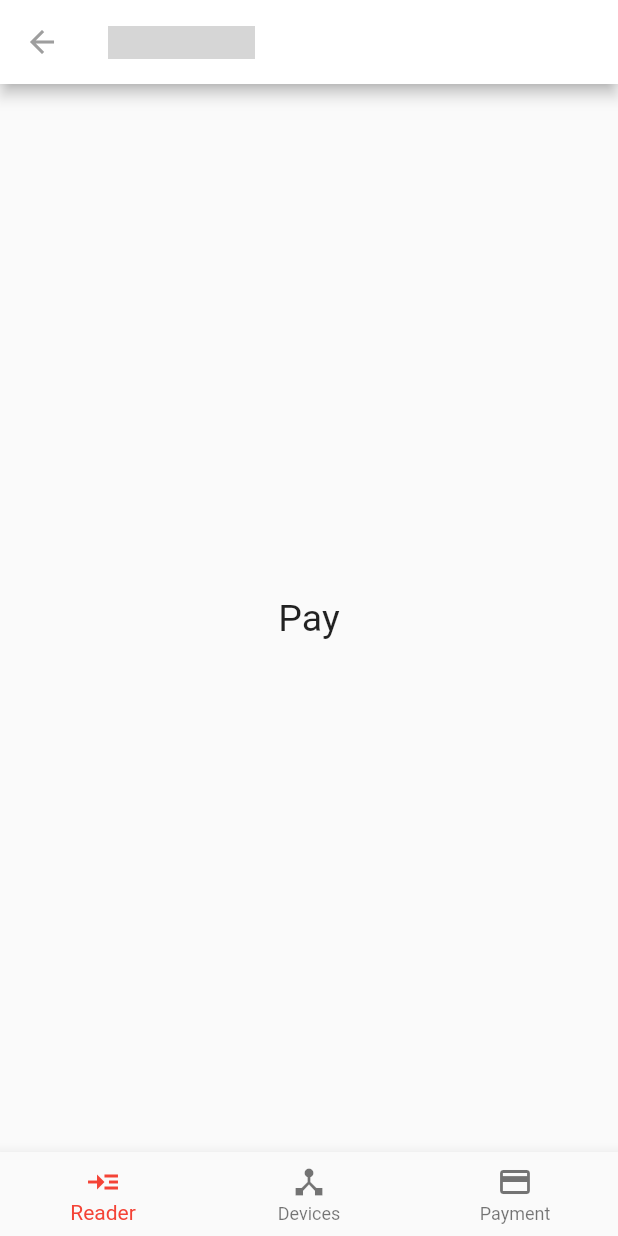
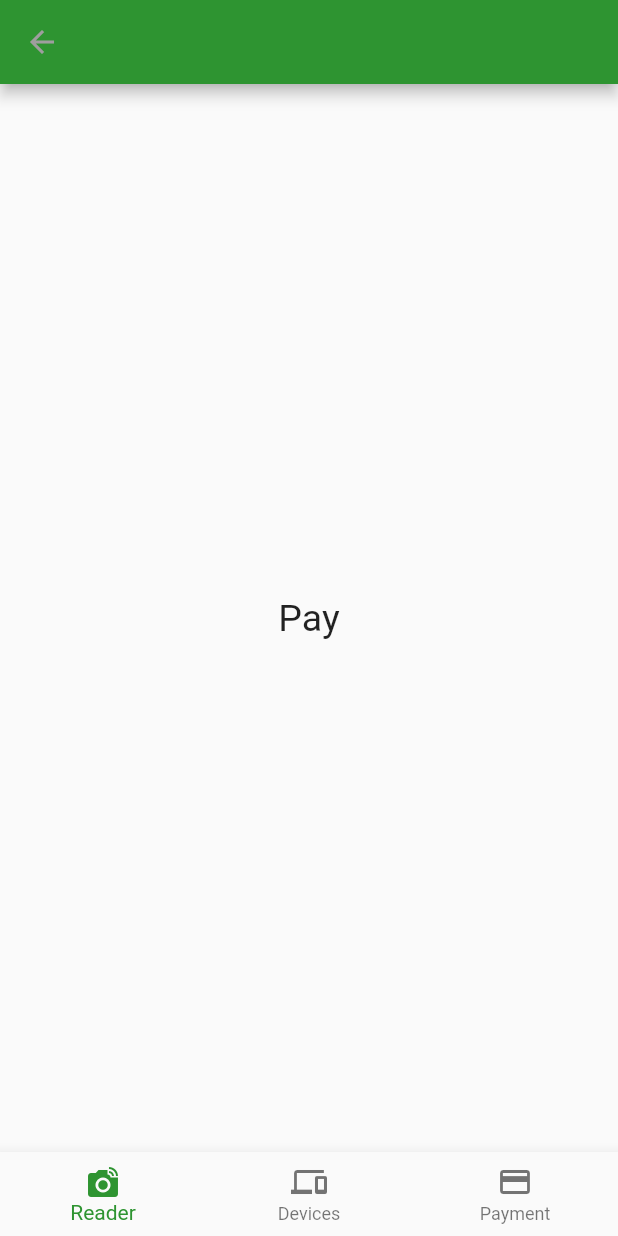
Before and after one commit to taytark/apps-vendas, a Flutter app: the Home screen opened directly, on a phone screen of 412 x 824 dp. Run offline on Flutter 3.47's test engine with Material 2 defaults, Android fonts, the phone set to English and light mode, and no system bars; grey boxes are pictures that could not be loaded.

Commit message:
alteracao na class body e home

```diff
--- a/lib/home.dart
+++ b/lib/home.dart
@@ -24,12 +24,7 @@ class _HomeState extends State<Home> {
     return Scaffold(
       appBar: AppBar(
         iconTheme: const IconThemeData(color: Colors.grey),
-        backgroundColor: Colors.white,
-        title: Image.asset(
-          "imagens/totvs.png",
-          width: 98,
-          height: 22,
-        ),
+        backgroundColor: const Color.fromARGB(255, 46, 148, 49),
       ),
       body: telas[_indiceAtual],
       bottomNavigationBar: BottomNavigationBar(
@@ -40,12 +35,12 @@ class _HomeState extends State<Home> {
             });
           },
           type: BottomNavigationBarType.fixed,
-          fixedColor: Colors.red,
+          fixedColor: const Color.fromARGB(255, 46, 148, 49),
           items: const [
             BottomNavigationBarItem(
-                label: 'Reader', icon: Icon(Icons.read_more)),
+                label: 'Reader', icon: Icon(Icons.linked_camera)),
             BottomNavigationBarItem(
-                label: 'Devices', icon: Icon(Icons.device_hub)),
+                label: 'Devices', icon: Icon(Icons.devices)),
             BottomNavigationBarItem(
                 label: 'Payment', icon: Icon(Icons.payment)),
           ]),
```
Also changed, not shown: lib/Login/body.dart (+7 -1 lines).
